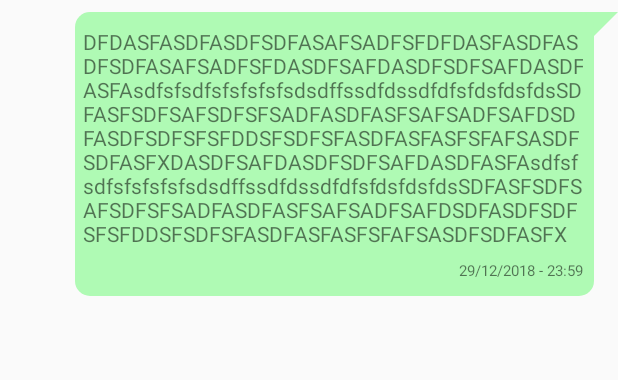
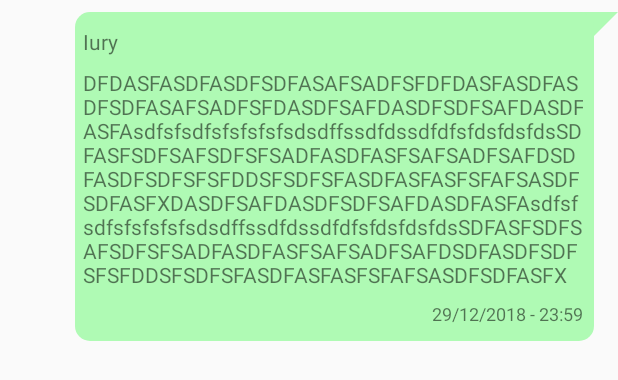
Before and after one commit to iury123/AndroidChatApp, an Android app: the layout outgoing_msg_layout.xml on its own in the app's theme, with its tools: preview values and no code run, on a phone screen of 412 x 824 dp. Shown: the top 380 px of the screen. Run offline under Robolectric (Android 15) with nearby library versions, the phone set to English and light mode, and no system bars.

Commit message:
Doing layout of bubbles

```diff
--- a/app/src/main/res/layout/outgoing_msg_layout.xml
+++ b/app/src/main/res/layout/outgoing_msg_layout.xml
@@ -23,17 +23,24 @@
         <TextView
                 android:text="@string/message_test"
                 android:layout_width="wrap_content"
-                android:layout_height="wrap_content" app:layout_constraintTop_toTopOf="parent"
+                android:layout_height="wrap_content"
                 app:layout_constraintStart_toStartOf="parent"
                 android:id="@+id/textView"
-        />
+                android:layout_marginTop="8dp" app:layout_constraintTop_toBottomOf="@+id/textView7"/>
         <TextView
                 android:text="29/12/2018 - 23:59"
                 android:layout_width="wrap_content"
                 android:layout_height="wrap_content"
                 android:id="@+id/textView2"
                 android:layout_marginTop="8dp" app:layout_constraintTop_toBottomOf="@+id/textView"
-                app:layout_constraintEnd_toEndOf="parent" android:textSize="10sp"/>
+                app:layout_constraintEnd_toEndOf="parent" android:textSize="12sp"/>
+        <TextView
+                android:text="Iury"
+                android:layout_width="wrap_content"
+                android:layout_height="wrap_content"
+                android:id="@+id/textView7"
+                app:layout_constraintTop_toTopOf="parent" app:layout_constraintStart_toStartOf="@+id/textView"
+        />
     </android.support.constraint.ConstraintLayout>
 
 </android.support.constraint.ConstraintLayout>
```
Also changed, not shown: app/src/main/res/layout/incoming_msg_layout.xml (+42 -1 lines).
